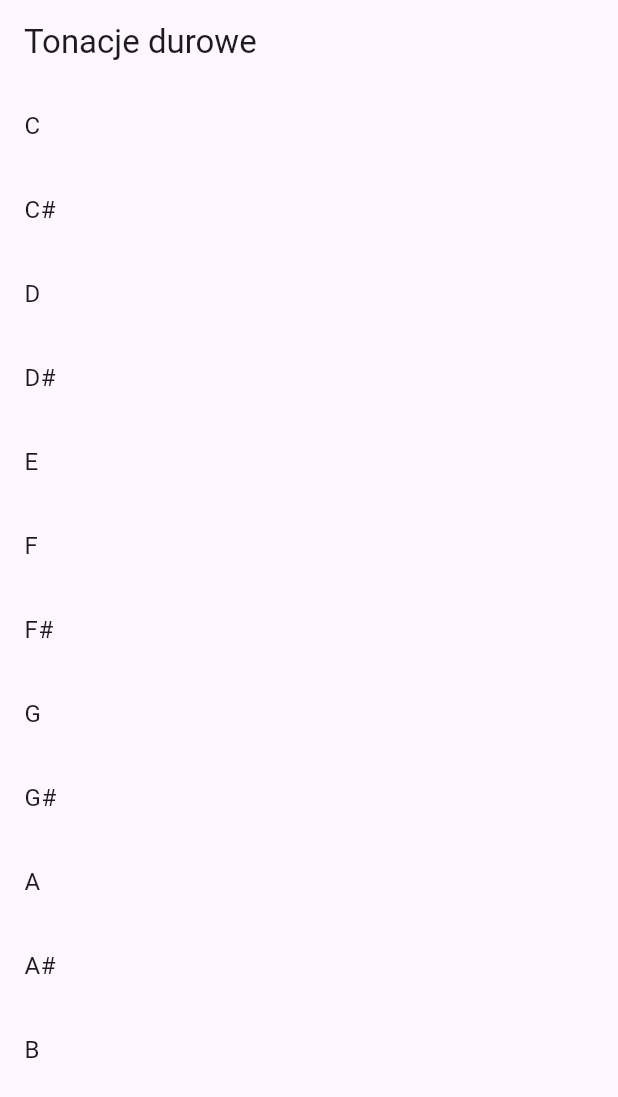
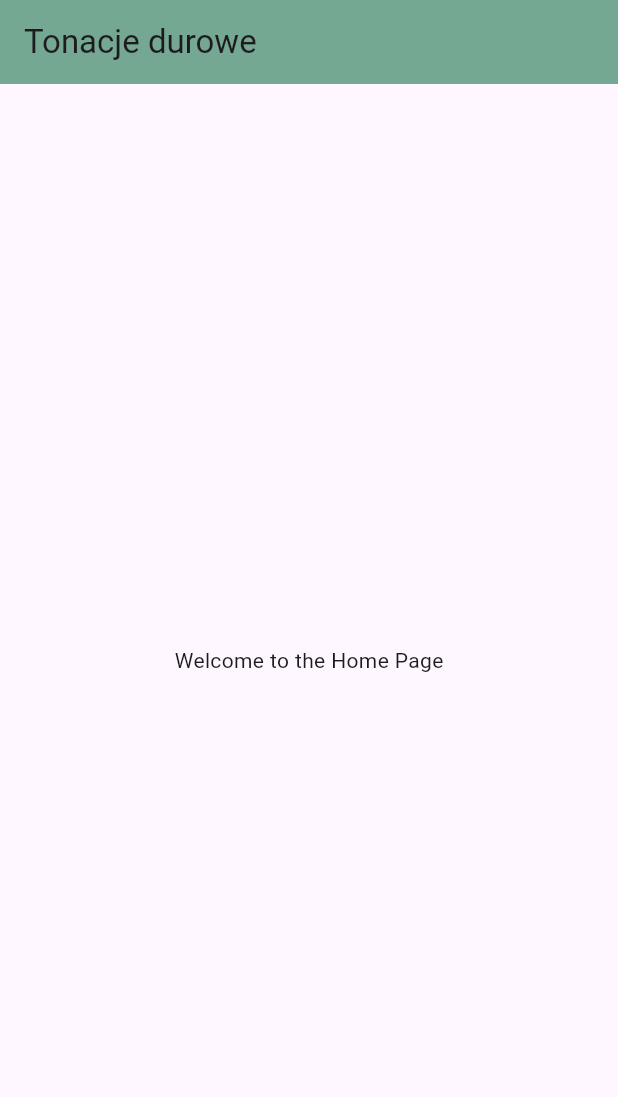
Before and after one commit to Zimi03/MultiplatformSongbookApp, a Flutter app: the screen it shows after launch, on a phone screen of 412 x 824 dp. Shown: the top 1097 px of the screen. Run offline on Flutter 3.47's test engine with Material 3 defaults, Android fonts, the phone set to English and light mode, and no system bars.

Commit message:
added services directory with empty files, refactor main and new home_page.dart

```diff
--- a/lib/main.dart
+++ b/lib/main.dart
@@ -1,25 +1,16 @@
 import 'package:flutter/material.dart';
 import 'package:songbook/transposer/transposer.dart' as transposer;
+import 'package:songbook/pages/home_page.dart';
 void main() {
   runApp(MyApp());
 }
 
 class MyApp extends StatelessWidget {
-
   @override
   Widget build(BuildContext context) {
     return MaterialApp(
-      home: Scaffold(
-        appBar: AppBar(title: const Text('Tonacje durowe')),
-        body: ListView.builder(
-          itemCount: transposer.sharpNotes.length,
-          itemBuilder: (context, index) {
-            return ListTile(
-              title: Text(transposer.sharpNotes[index]),
-            );
-          },
-        ),
-      ),
+      debugShowCheckedModeBanner: false,
+      home: HomePage(),
     );
   }
 }
--- a/lib/pages/home_page.dart
+++ b/lib/pages/home_page.dart
@@ -0,0 +1,13 @@
+import 'package:flutter/material.dart';
+
+class HomePage extends StatelessWidget{
+  @override
+  Widget build(BuildContext context) {
+    return Scaffold(
+      appBar: AppBar(title: const Text('Tonacje durowe'), backgroundColor: const Color(0xFF74A892)),
+      body: Center(
+        child: Text('Welcome to the Home Page'),
+      ),
+    );
+  }
+}
```
Also changed, not shown: lib/models/song.dart (+47 -0 lines), lib/services/daos/song_dao.dart (added), lib/services/database_helper.dart (added), 6 other files.
